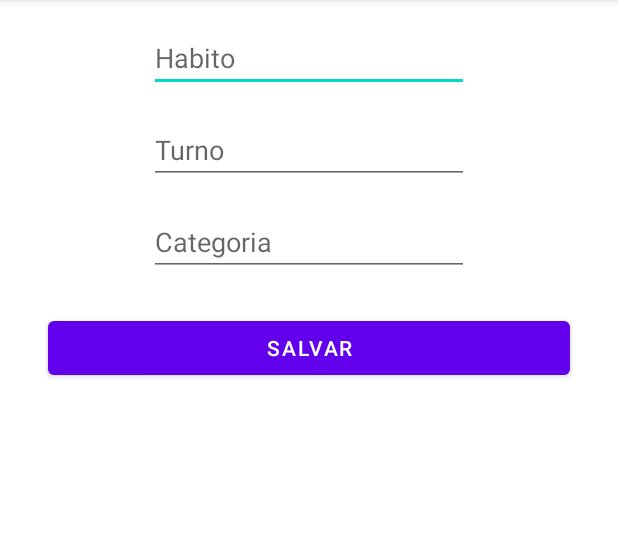
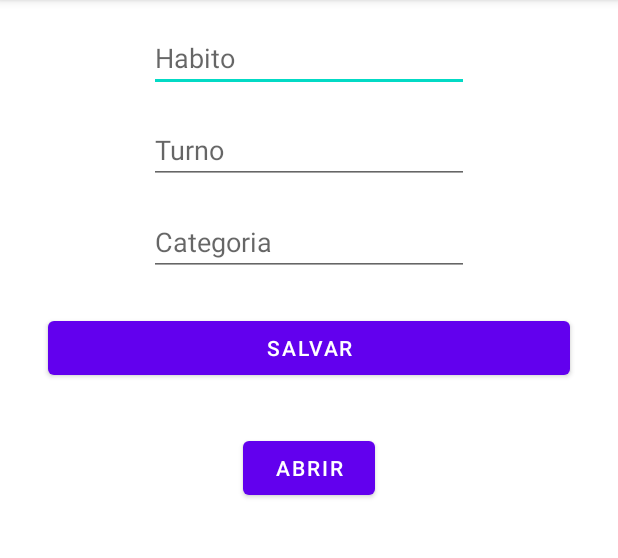
Before and after one commit to zNyller/Kotlin-CRUD, an Android app: the screen it shows after launch (AddHabitoActivity), after a tap on "SALVAR", on a phone screen of 412 x 824 dp, the part 84-642 px from its top. Run offline under Robolectric (Android 15) with nearby library versions, the phone set to English and light mode, and no system bars; our stand-ins replace Firebase (no records; nobody signed in at launch, a user with empty details on screens opened directly).

```diff
--- a/app/src/main/java/com/nyller/android/kotlin/activities/AddHabitoActivity.kt
+++ b/app/src/main/java/com/nyller/android/kotlin/activities/AddHabitoActivity.kt
@@ -1,10 +1,13 @@
 package com.nyller.android.kotlin.activities
 
+import android.content.ContentValues.TAG
+import android.content.Intent
 import androidx.appcompat.app.AppCompatActivity
 import android.os.Bundle
 import android.util.Log
 import android.view.View
 import com.google.firebase.firestore.FirebaseFirestore
+import com.nyller.android.kotlin.MainActivity
 import com.nyller.android.kotlin.R
 import kotlinx.android.synthetic.main.activity_add_habito.*
 import kotlinx.android.synthetic.main.adapter_habito.*
@@ -20,17 +23,21 @@ class AddHabitoActivity : AppCompatActivity() {
         btnSalvar.setOnClickListener(View.OnClickListener {
 
             val usuariosMap = hashMapOf(
-                "name" to editNome.text.toString(),
-                "turn" to editTurno.text.toString(),
-                "category" to editCategoria.text.toString())
+                "nome" to editNome.text.toString(),
+                "turno" to editTurno.text.toString(),
+                "categoria" to editCategoria.text.toString())
 
-            db.collection("meus_habitos").document("Edu")
-                .set(usuariosMap).addOnCompleteListener {
+            db.collection("habitos").add(usuariosMap)
+                .addOnCompleteListener {
                     Log.i("Db Firestore", "Sucesso ao salvar dados!")
                 }.addOnFailureListener {
                     Log.i("Erro Firestore", "Erro ao salvar dados!")
                 }
         })
 
+        btnAbrir.setOnClickListener(View.OnClickListener {
+            startActivity(Intent(this, MainActivity::class.java))
+        })
+
     }
 }
--- a/app/src/main/res/layout/activity_add_habito.xml
+++ b/app/src/main/res/layout/activity_add_habito.xml
@@ -53,4 +53,15 @@
         app:layout_constraintEnd_toEndOf="parent"
         app:layout_constraintStart_toStartOf="parent"
         app:layout_constraintTop_toBottomOf="@+id/editCategoria" />
+
+    <Button
+        android:id="@+id/btnAbrir"
+        android:layout_width="wrap_content"
+        android:layout_height="wrap_content"
+        android:layout_marginTop="32dp"
+        android:onClick="abrirActivity"
+        android:text="Abrir"
+        app:layout_constraintEnd_toEndOf="parent"
+        app:layout_constraintStart_toStartOf="parent"
+        app:layout_constraintTop_toBottomOf="@+id/btnSalvar" />
 </androidx.constraintlayout.widget.ConstraintLayout>
```
Also changed, not shown: app/src/main/res/layout/adapter_habito.xml (+9 -5 lines).
